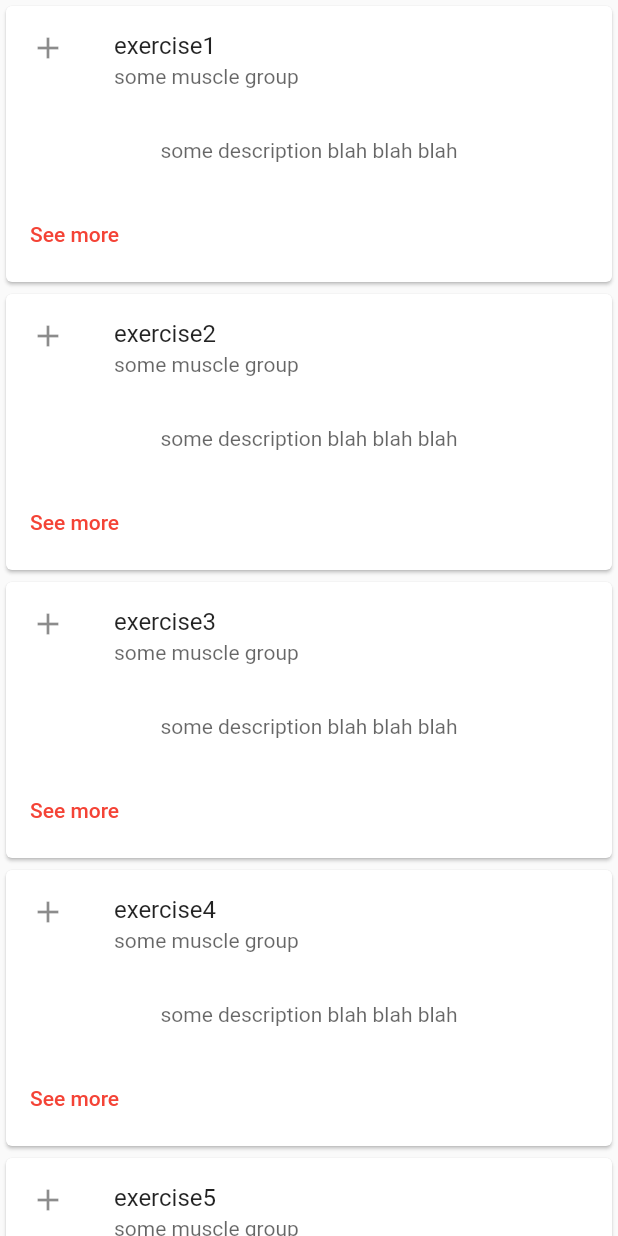
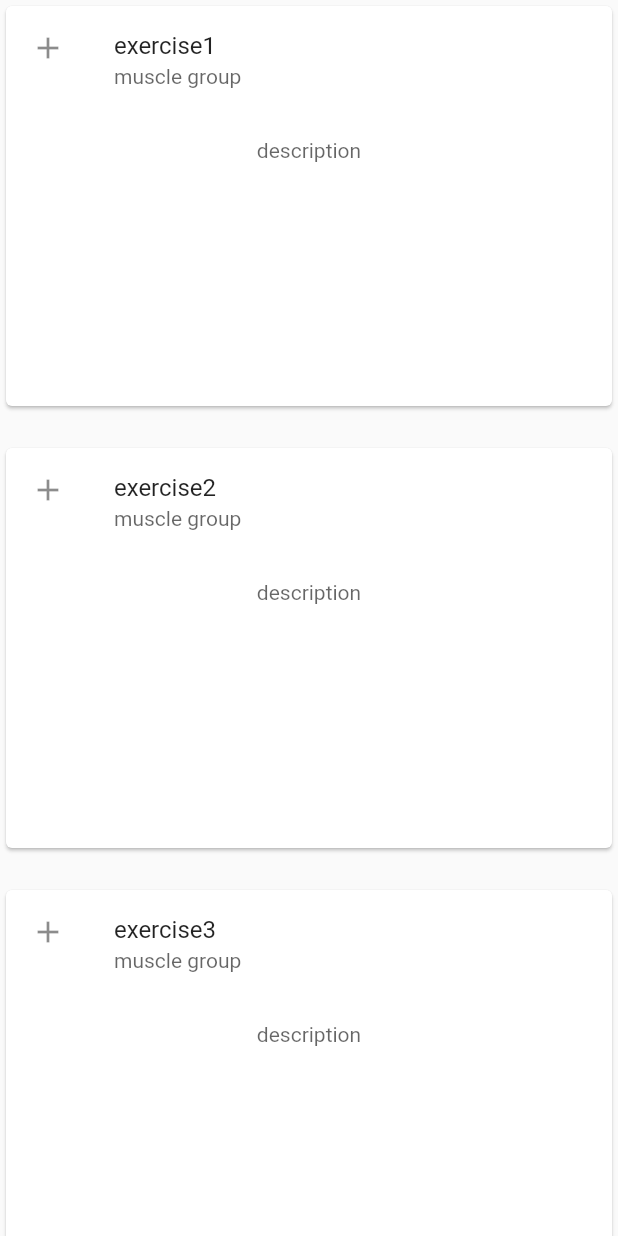
Before and after one commit to ubclaunchpad/workoutpersonalizer-frontend, a Flutter app: the Gallery screen opened directly, on a phone screen of 412 x 824 dp. Run offline on Flutter 3.47's test engine with Material 2 defaults, Android fonts, the phone set to English and light mode, and no system bars.

Commit message:
moved gallery view to widgets directory, changed from listview to gridview

```diff
--- a/lib/screens/playlist_gallery.dart
+++ b/lib/screens/playlist_gallery.dart
@@ -1,4 +1,5 @@
 import 'package:flutter/material.dart';
+import '../widgets/gallery_view.dart';
 
 class PlaylistGallery extends StatelessWidget {
   const PlaylistGallery({Key? key}) : super(key: key);
@@ -21,93 +22,3 @@ class PlaylistGallery extends StatelessWidget {
         );
   }
 }
-
-class Gallery extends StatefulWidget {
-  const Gallery({Key? key}) : super(key: key);
-
-  @override
-  GalleryState createState() => GalleryState();
-}
-
-class GalleryState extends State<Gallery> {
-  final List<String> _exerciseList = [
-    'exercise1',
-    'exercise2',
-    'exercise3',
-    'exercise4',
-    'exercise5',
-    'exercise6',
-    'exercise7'
-  ];
-
-  // var num = _exerciseList.length;
-
-  Widget _buildList() {
-    return ListView.builder(
-      itemCount: _exerciseList.length,
-      itemBuilder: (context, index) {
-        return Card(
-          // child: Text(_exerciseList[index])
-          child: Column(
-            children: <Widget>[
-              ListTile(
-                  leading: Icon(Icons.add),
-                  title: Text(_exerciseList[index]),
-                  subtitle: Text('some muscle group',
-                      style: TextStyle(color: Colors.black.withOpacity(0.6)))),
-              Padding(
-                padding: const EdgeInsets.all(16),
-                child: Text(
-                  'some description blah blah blah',
-                  style: TextStyle(color: Colors.black.withOpacity(0.6)),
-                ),
-              ),
-              ButtonBar(
-                alignment: MainAxisAlignment.start,
-                children: [
-                  TextButton(
-                      style: TextButton.styleFrom(
-                        primary: Colors.red,
-                      ),
-                      onPressed: () {},
-                      child: const Text('See more'))
-                ],
-              )
-            ],
-          ),
-        );
-      },
-    );
-    // return ListView(
-    //     padding: const EdgeInsets.all(18),
-    //     children: List.generate(_exerciseList.length, (index) {
-    //       return Container(
-    //           margin: const EdgeInsets.all(10),
-    //           height: 50,
-    //           width: 70,
-    //           color: Colors.amber[600],
-    //           child: Center(child: Text(_exerciseList[index])));
-
-    // children: <Widget>[
-
-    //   Container(
-    //     height: 50,
-    //     color: Colors.amber[600],
-    //     child: Center(child: Text(_exerciseList[0])),
-    //   ),
-    //   Container(
-    //     height: 50,
-    //     color: Colors.amber[500],
-    //     child: Center(child: Text(_exerciseList[1])),
-    //   ),
-    //   Container(
-    //     height: 50,
-    //     color: Colors.amber[100],
-    //     child: Center(child: Text(_exerciseList[2])),
-    // }));
-  }
-
-  Widget build(BuildContext context) {
-    return Scaffold(body: _buildList());
-  }
-}
--- /dev/null
+++ b/lib/widgets/gallery_view.dart
@@ -0,0 +1,120 @@
+import 'package:flutter/material.dart';
+
+class Gallery extends StatefulWidget {
+  const Gallery({Key? key}) : super(key: key);
+
+  @override
+  GalleryState createState() => GalleryState();
+}
+
+class GalleryState extends State<Gallery> {
+  final List<String> _exerciseList = [
+    'exercise1',
+    'exercise2',
+    'exercise3',
+    'exercise4',
+    'exercise5',
+    'exercise6',
+    'exercise7'
+  ];
+
+  // var num = _exerciseList.length;
+
+  Widget buildGrid(BuildContext context) {
+    // return GridView.builder(
+    //     gridDelegate: const SliverGridDelegateWithMaxCrossAxisExtent(
+    //         maxCrossAxisExtent: 200,
+    //         childAspectRatio: 3 / 2,
+    //         crossAxisSpacing: 20,
+    //         mainAxisSpacing: 20),
+    //     itemCount: _exerciseList.length,
+    //     itemBuilder: (BuildContext ctx, index) {
+    //       return Container(
+    //         alignment: Alignment.center,
+    //         child: Text(_exerciseList[index]),
+    //         decoration: BoxDecoration(
+    //             color: Colors.amber, borderRadius: BorderRadius.circular(15)),
+    //       );
+    //     });
+
+    return GridView.builder(
+        gridDelegate: const SliverGridDelegateWithMaxCrossAxisExtent(
+            maxCrossAxisExtent: 450,
+            childAspectRatio: 3 / 2,
+            crossAxisSpacing: 20,
+            mainAxisSpacing: 20),
+        itemCount: _exerciseList.length,
+        itemBuilder: (context, index) {
+          return Card(
+            // child: Text(_exerciseList[index])
+            child: Column(
+              children: <Widget>[
+                ListTile(
+                    leading: Icon(Icons.add),
+                    title: Text(_exerciseList[index]),
+                    subtitle: Text('muscle group',
+                        style:
+                            TextStyle(color: Colors.black.withOpacity(0.6)))),
+                Padding(
+                  padding: const EdgeInsets.all(16),
+                  child: Text(
+                    'description',
+                    style: TextStyle(color: Colors.black.withOpacity(0.6)),
+                  ),
+                ),
+                // ButtonBar(
+                //   alignment: MainAxisAlignment.start,
+                //   children: [
+                //     TextButton(
+                //         style: TextButton.styleFrom(
+                //           primary: Colors.red,
+                //         ),
+                //         onPressed: () {},
+                //         child: const Text('See more'))
+                //   ],
+                // )
+              ],
+            ),
+          );
+        });
+
+    //   itemCount: _exerciseList.length,
+    //   itemBuilder: (context, index) {
+    //     return Card(
+    //       // child: Text(_exerciseList[index])
+    //       child: Column(
+    //         children: <Widget>[
+    //           ListTile(
+    //               leading: Icon(Icons.add),
+    //               title: Text(_exerciseList[index]),
+    //               subtitle: Text('some muscle group',
+    //                   style: TextStyle(color: Colors.black.withOpacity(0.6)))),
+    //           Padding(
+    //             padding: const EdgeInsets.all(16),
+    //             child: Text(
+    //               'some description blah blah blah',
+    //               style: TextStyle(color: Colors.black.withOpacity(0.6)),
+    //             ),
+    //           ),
+    //           ButtonBar(
+    //             alignment: MainAxisAlignment.start,
+    //             children: [
+    //               TextButton(
+    //                   style: TextButton.styleFrom(
+    //                     primary: Colors.red,
+    //                   ),
+    //                   onPressed: () {},
+    //                   child: const Text('See more'))
+    //             ],
+    //           )
+    //         ],
+    //       ),
+    //     );
+    //   },
+    // );
+  }
+
+  Widget build(BuildContext context) {
+    return Scaffold(body: buildGrid(context));
+  }
+}
```
